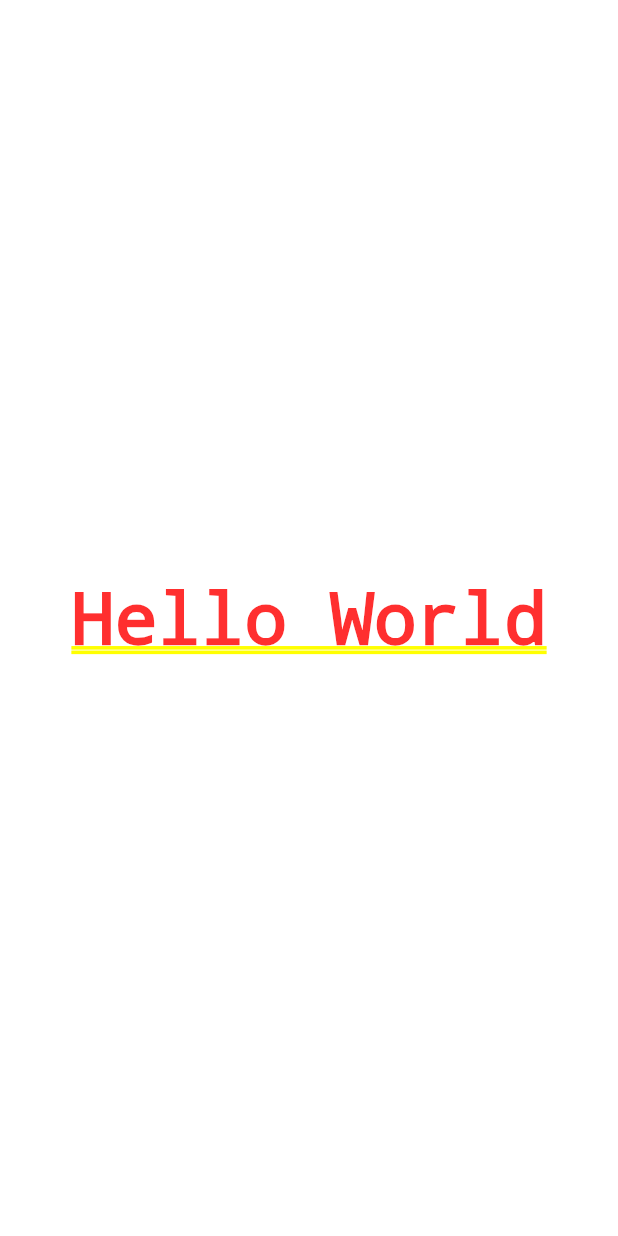
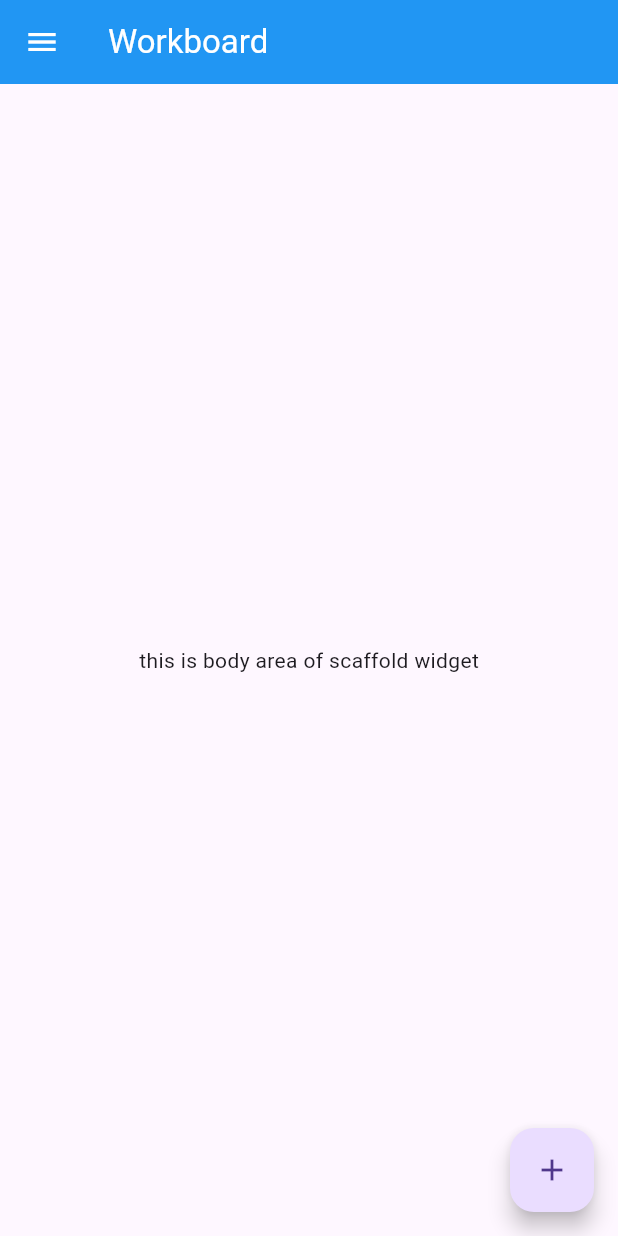
Before and after one commit to GULREX/flutter_challenge, a Flutter app: the screen it shows after launch, on a phone screen of 412 x 824 dp. Run offline on Flutter 3.47's test engine with Material 3 defaults, Android fonts, the phone set to English and light mode, and no system bars.

Commit message:
2-scaffold widget

```diff
--- a/lib/main.dart
+++ b/lib/main.dart
@@ -11,9 +11,34 @@ class MyApp extends StatelessWidget {
   @override
   Widget build(BuildContext context) {
     return MaterialApp(
-      home: Center(
-        child: Text('Hello World'),
-      ),
+      home: Scaffold(
+        appBar: AppBar(
+
+          title: Text("Workboard"),
+          backgroundColor: Colors.blue,
+          foregroundColor: Colors.white,
+        ),
+        body: Center(
+          child: Text("this is body area of scaffold widget"),
+        ),
+        floatingActionButton: FloatingActionButton(
+          onPressed: (){},
+          child: Icon(Icons.add),
+          ),
+          drawer: Drawer(
+            child: ListView(
+              children: [
+                ListTile(
+                  title: Text("about us"),
+                ),
+                ListTile(
+                  title: Text("contact us"),
+                ),
+              ],
+            ),
+          ),
+
+          ),
     );
   }
 }
```
